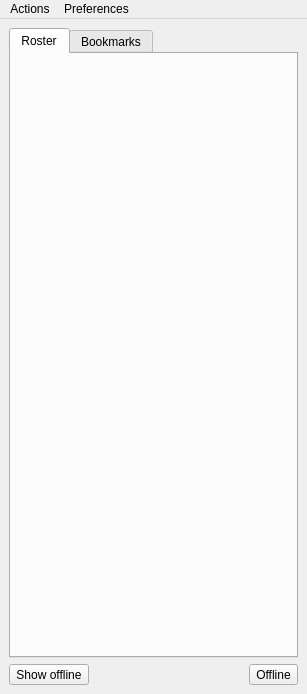
This is widgets/mainWindow.ui in xmpp-graveyard/jabbim as Qt 5 draws it before an edit. The edited form follows.
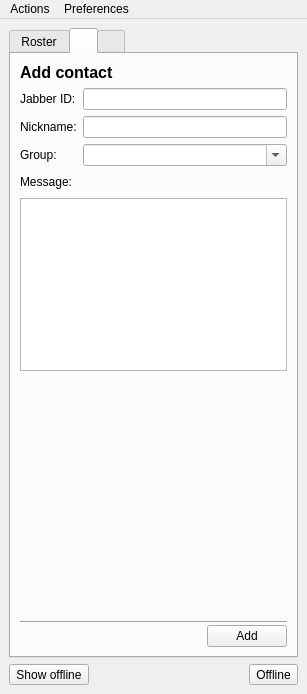
This is the edited form. The open tabs and pages were chosen to show the change. Icons and pictures are not drawn.

```diff
--- a/widgets/mainWindow.ui
+++ b/widgets/mainWindow.ui
@@ -218,9 +218,175 @@
             </item>
            </layout>
           </widget>
+          <widget class="QWidget" name="tab" >
+           <attribute name="title" >
+            <string> </string>
+           </attribute>
+           <attribute name="icon" >
+            <iconset>images/16x16/actions/add-user.png</iconset>
+           </attribute>
+           <layout class="QGridLayout" >
+            <property name="margin" >
+             <number>9</number>
+            </property>
+            <property name="spacing" >
+             <number>6</number>
+            </property>
+            <item row="3" column="0" >
+             <spacer>
+              <property name="orientation" >
+               <enum>Qt::Vertical</enum>
+              </property>
+              <property name="sizeHint" >
+               <size>
+                <width>20</width>
+                <height>261</height>
+               </size>
+              </property>
+             </spacer>
+            </item>
+            <item row="2" column="0" colspan="2" >
+             <layout class="QGridLayout" >
+              <property name="margin" >
+               <number>0</number>
+              </property>
+              <property name="spacing" >
+               <number>6</number>
+              </property>
+              <item row="0" column="0" >
+               <widget class="QLabel" name="label_10" >
+                <property name="text" >
+                 <string>Message:</string>
+                </property>
+               </widget>
+              </item>
+              <item row="1" column="0" colspan="2" >
+               <widget class="QTextEdit" name="add_message" />
+              </item>
+              <item row="0" column="1" >
+               <spacer>
+                <property name="orientation" >
+                 <enum>Qt::Horizontal</enum>
+                </property>
+                <property name="sizeHint" >
+                 <size>
+                  <width>191</width>
+                  <height>20</height>
+                 </size>
+                </property>
+               </spacer>
+              </item>
+             </layout>
+            </item>
+            <item rowspan="2" row="4" column="0" colspan="2" >
+             <widget class="Line" name="line_2" >
+              <property name="orientation" >
+               <enum>Qt::Horizontal</enum>
+              </property>
+             </widget>
+            </item>
+            <item row="6" column="0" >
+             <spacer>
+              <property name="orientation" >
+               <enum>Qt::Horizontal</enum>
+              </property>
+              <property name="sizeHint" >
+               <size>
+                <width>101</width>
+                <height>20</height>
+               </size>
+              </property>
+             </spacer>
+            </item>
+            <item rowspan="2" row="5" column="1" >
+             <widget class="QPushButton" name="addContact" >
+              <property name="text" >
+               <string>Add</string>
+              </property>
+             </widget>
+            </item>
+            <item row="0" column="0" >
+             <widget class="QLabel" name="label_8" >
+              <property name="text" >
+               <string>&lt;html>&lt;head>&lt;meta name="qrichtext" content="1" />&lt;style type="text/css">
+p, li { white-space: pre-wrap; }
+&lt;/style>&lt;/head>&lt;body style=" font-family:'DejaVu Sans'; font-size:9pt; font-weight:400; font-style:normal; text-decoration:none;">
+&lt;p style=" margin-top:0px; margin-bottom:0px; margin-left:0px; margin-right:0px; -qt-block-indent:0; text-indent:0px;">&lt;span style=" font-size:12pt; font-weight:600;">Add contact&lt;/span>&lt;/p>&lt;/body>&lt;/html></string>
+              </property>
+             </widget>
+            </item>
+            <item row="1" column="0" colspan="2" >
+             <layout class="QHBoxLayout" >
+              <property name="margin" >
+               <number>0</number>
+              </property>
+              <property name="spacing" >
+               <number>6</number>
+              </property>
+              <item>
+               <layout class="QVBoxLayout" >
+                <property name="margin" >
+                 <number>0</number>
+                </property>
+                <property name="spacing" >
+                 <number>6</number>
+                </property>
+                <item>
+                 <widget class="QLabel" name="label_5" >
+                  <property name="text" >
+                   <string>Jabber ID:</string>
+                  </property>
+                 </widget>
+                </item>
+                <item>
+                 <widget class="QLabel" name="label_6" >
+                  <property name="text" >
+                   <string>Nickname:</string>
+                  </property>
+                 </widget>
+                </item>
+                <item>
+                 <widget class="QLabel" name="label_7" >
+                  <property name="text" >
+                   <string>Group:</string>
+                  </property>
+                 </widget>
+                </item>
+               </layout>
+              </item>
+              <item>
+               <layout class="QVBoxLayout" >
+                <property name="margin" >
+                 <number>0</number>
+                </property>
+                <property name="spacing" >
+                 <number>6</number>
+                </property>
+                <item>
+                 <widget class="QLineEdit" name="add_jid" />
+                </item>
+                <item>
+                 <widget class="QLineEdit" name="add_nickname" />
+                </item>
+                <item>
+                 <widget class="QComboBox" name="add_group" >
+                  <property name="editable" >
+                   <bool>true</bool>
+                  </property>
+                 </widget>
+                </item>
+               </layout>
+              </item>
+             </layout>
+            </item>
+           </layout>
+          </widget>
           <widget class="QWidget" name="bookmarksTab" >
            <attribute name="title" >
-            <string>Bookmarks</string>
+            <string> </string>
+           </attribute>
+           <attribute name="icon" >
+            <iconset>images/16x16/categories/bookmarks.png</iconset>
            </attribute>
            <layout class="QGridLayout" >
             <property name="margin" >
```
Left out of the diff: 52 changed lines with no effect on the pictures.
